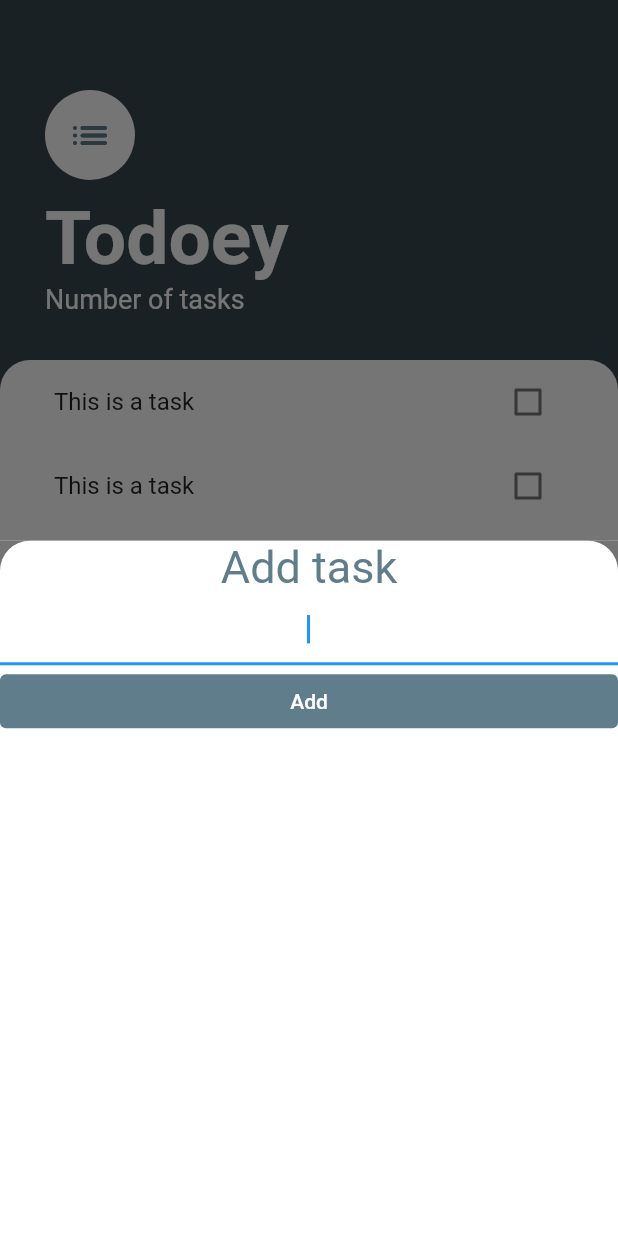
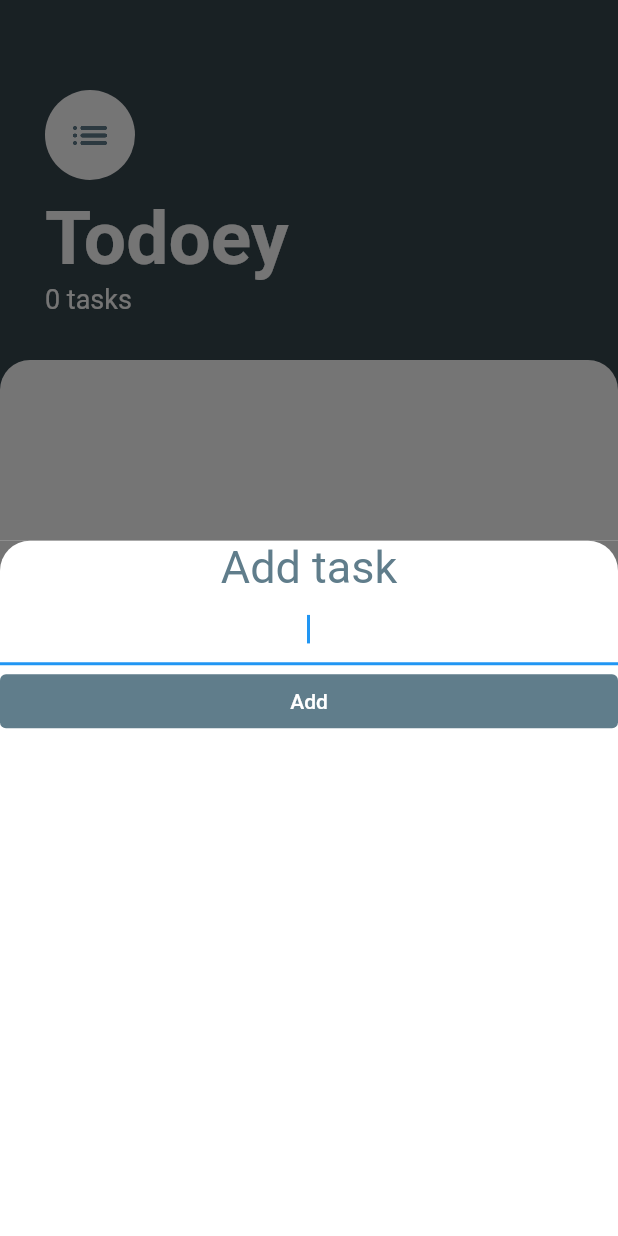
Before and after one commit to Cirorx/Udemy-Course, a Flutter app: the screen it shows after launch, after a tap on the "add" icon, on a phone screen of 412 x 824 dp. Run offline on Flutter 3.47's test engine with Material 2 defaults, Android fonts, the phone set to English and light mode, and no system bars.

Commit message:
Todoey - Add functionality

```diff
--- a/todoey/lib/screens/add_task_screen.dart
+++ b/todoey/lib/screens/add_task_screen.dart
@@ -1,29 +1,13 @@
 import 'package:flutter/material.dart';
 
-class AddTaskScreen extends StatefulWidget {
-  const AddTaskScreen({super.key});
+class AddTaskScreen extends StatelessWidget {
+  final Function addTaskCallback;
 
-  @override
-  State<AddTaskScreen> createState() => _AddTaskScreenState();
-}
-
-class _AddTaskScreenState extends State<AddTaskScreen> {
-  late TextEditingController _controller;
-
-  @override
-  void initState() {
-    super.initState();
-    _controller = TextEditingController();
-  }
-
-  @override
-  void dispose() {
-    _controller.dispose();
-    super.dispose();
-  }
+  const AddTaskScreen({super.key, required this.addTaskCallback});
 
   @override
   Widget build(BuildContext context) {
+    late String newTaskTitle;
     return Container(
       color: const Color(0xff747474),
       child: Container(
@@ -46,12 +30,14 @@ class _AddTaskScreenState extends State<AddTaskScreen> {
               ),
             ),
             TextField(
-              controller: _controller,
               autofocus: true,
               textAlign: TextAlign.center,
+              onChanged: (text) => newTaskTitle = text,
             ),
             TextButton(
-              onPressed: () {},
+              onPressed: () {
+                addTaskCallback(newTaskTitle);
+              },
               style: const ButtonStyle(
                 backgroundColor:
                     MaterialStatePropertyAll<Color>(Colors.blueGrey),
--- a/todoey/lib/screens/tasks_screen.dart
+++ b/todoey/lib/screens/tasks_screen.dart
@@ -1,10 +1,18 @@
 import 'package:flutter/material.dart';
 
+import '../models/tasks.dart';
 import '../widgets/tasks_list.dart';
 import 'add_task_screen.dart';
 
-class TasksScreen extends StatelessWidget {
+class TasksScreen extends StatefulWidget {
   const TasksScreen({super.key});
+
+  @override
+  State<TasksScreen> createState() => _TasksScreenState();
+}
+
+class _TasksScreenState extends State<TasksScreen> {
+  List<Task> tasks = [];
 
   @override
   Widget build(BuildContext context) {
@@ -13,8 +21,16 @@ class TasksScreen extends StatelessWidget {
       floatingActionButton: FloatingActionButton(
         onPressed: () {
           //When clicking we want to insert a Tasks tile
+
           showModalBottomSheet(
-              context: context, builder: (context) => AddTaskScreen());
+            context: context,
+            builder: (context) => AddTaskScreen(
+              addTaskCallback: (text) {
+                setState(() => tasks.add(Task(name: text)));
+                Navigator.pop(context);
+              },
+            ),
+          );
         },
         backgroundColor: Colors.blueGrey.shade700,
         child: const Icon(Icons.add),
@@ -27,8 +43,8 @@ class TasksScreen extends StatelessWidget {
                 const EdgeInsets.only(top: 60, right: 30, bottom: 30, left: 30),
             child: Column(
               crossAxisAlignment: CrossAxisAlignment.start,
-              children: const [
-                CircleAvatar(
+              children: [
+                const CircleAvatar(
                   radius: 30,
                   backgroundColor: Colors.white,
                   child: Icon(
@@ -37,8 +53,8 @@ class TasksScreen extends StatelessWidget {
                     color: Colors.blueGrey,
                   ),
                 ),
-                SizedBox(height: 10),
-                Text(
+                const SizedBox(height: 10),
+                const Text(
                   "Todoey",
                   style: TextStyle(
                       color: Colors.white,
@@ -46,8 +62,8 @@ class TasksScreen extends StatelessWidget {
                       fontWeight: FontWeight.w700),
                 ),
                 Text(
-                  "Number of tasks",
-                  style: TextStyle(color: Colors.white, fontSize: 18),
+                  "${tasks.length} tasks",
+                  style: const TextStyle(color: Colors.white, fontSize: 18),
                 ),
               ],
             ),
@@ -62,7 +78,7 @@ class TasksScreen extends StatelessWidget {
                   topRight: Radius.circular(20),
                 ),
               ),
-              child: const TasksList(),
+              child: TasksList(tasks),
             ),
           )
         ],
--- a/todoey/lib/widgets/tasks_list.dart
+++ b/todoey/lib/widgets/tasks_list.dart
@@ -4,32 +4,30 @@ import 'package:todoey/widgets/tasks_tile.dart';
 import '../models/tasks.dart';
 
 class TasksList extends StatefulWidget {
-  const TasksList({
+  const TasksList(
+    this.tasks, {
     super.key,
   });
+
+  final List<Task> tasks;
 
   @override
   State<TasksList> createState() => _TasksListState();
 }
 
 class _TasksListState extends State<TasksList> {
-  List<Task> tasks = [
-    Task(name: "Todo1"),
-    Task(name: "Todo2"),
-    Task(name: "Todo3"),
-  ];
   @override
   Widget build(BuildContext context) {
     return ListView.builder(
         itemBuilder: (context, index) {
           return TaskTile(
-            isChecked: tasks[index].isDone,
-            taskTitle: tasks[index].name,
+            isChecked: widget.tasks[index].isDone,
+            taskTitle: widget.tasks[index].name,
             checkboxCallback: (checkboxState) {
-              setState(() => tasks[index].toggleDone());
+              setState(() => widget.tasks[index].toggleDone());
             },
           );
         },
-        itemCount: tasks.length);
+        itemCount: widget.tasks.length);
   }
 }
--- a/todoey/lib/widgets/tasks_tile.dart
+++ b/todoey/lib/widgets/tasks_tile.dart
@@ -15,7 +15,7 @@ class TaskTile extends StatelessWidget {
   Widget build(BuildContext context) {
     return ListTile(
       title: Text(
-        "This is a task",
+        taskTitle,
         style: TextStyle(
             decoration: isChecked ? TextDecoration.lineThrough : null),
       ),
```
